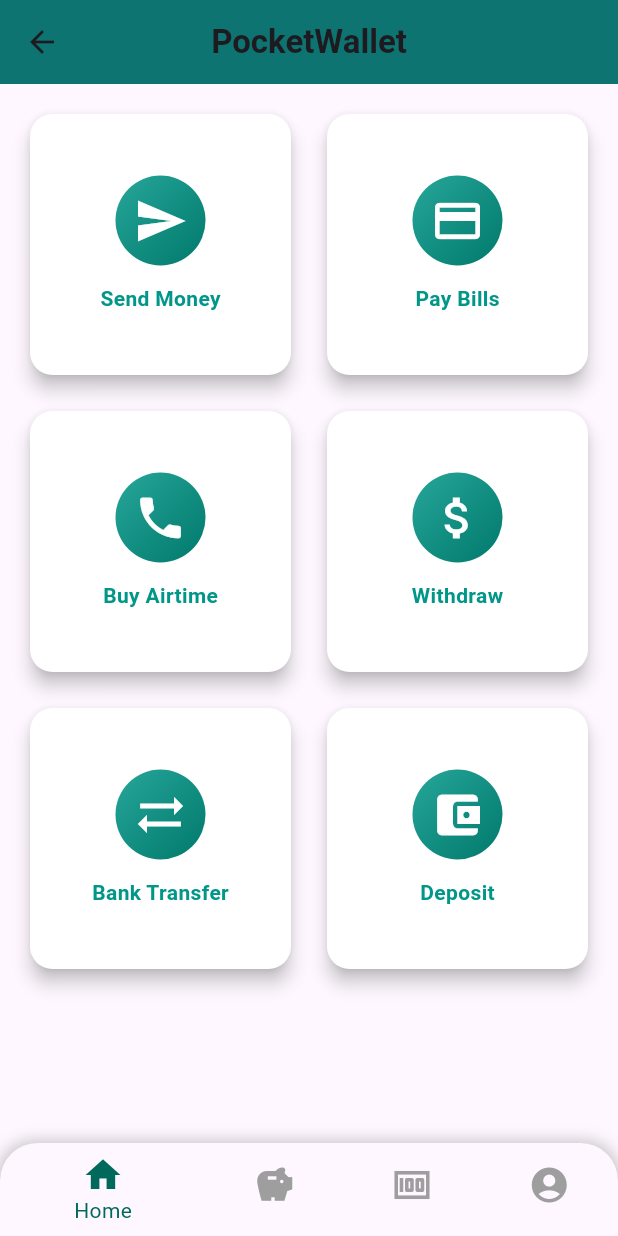
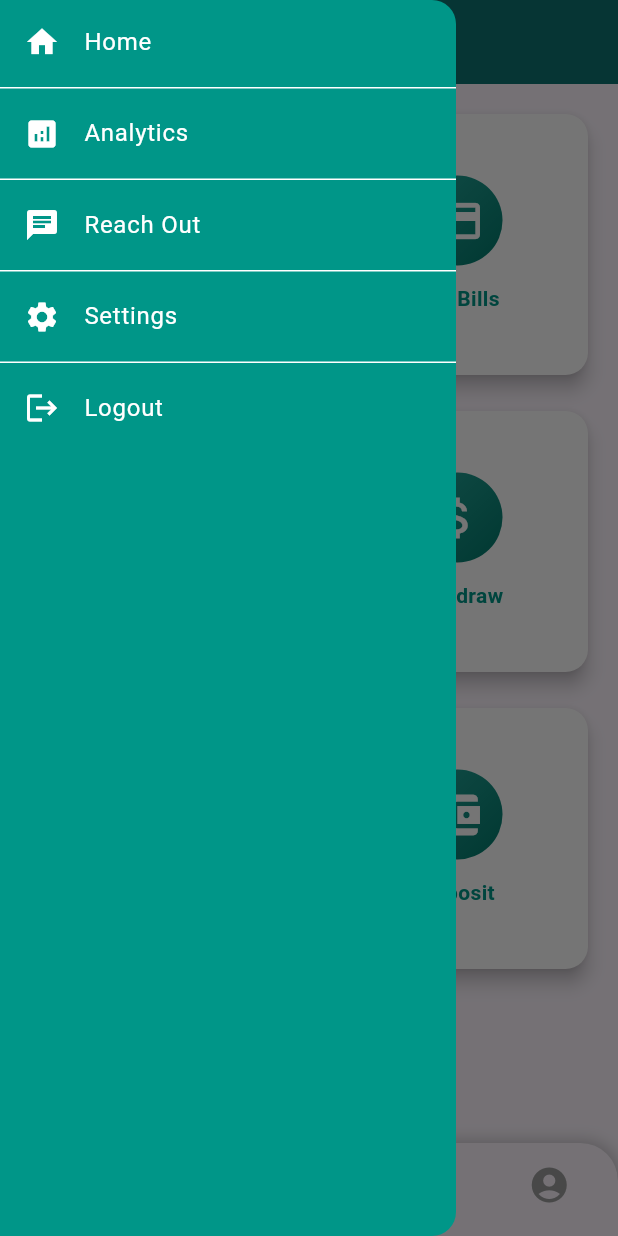
Before and after one commit to Lenkaa3792/PocketBank, a Flutter app: the DashboardPage screen opened by its route, with the side drawer open (before the commit the screen has no drawer), on a phone screen of 412 x 824 dp. Run offline on Flutter 3.47's test engine with Material 3 defaults, Android fonts, the phone set to English and light mode, and no system bars; our stand-ins replace cloud_firestore, firebase_auth, firebase_core, get_it; missing offline and left inert: dart_mpesa; accounts and stored records are empty.

Commit message:
adding drawer widget to the main dashboard

```diff
--- a/lib/pages/dashboard.dart
+++ b/lib/pages/dashboard.dart
@@ -32,12 +32,15 @@ class _DashboardPageState extends State<DashboardPage> {
     return SafeArea(
       child: Scaffold(
         appBar: AppBar(
-          title: const Text('PocketWallet', style: TextStyle(fontSize: 22, fontWeight: FontWeight.bold)),
+          title: const Text('PocketWallet',
+              style: TextStyle(fontSize: 22, fontWeight: FontWeight.bold)),
           centerTitle: true,
           backgroundColor: Colors.teal.shade700,
           elevation: 10,
         ),
-        body: AnimatedSwitcher( // Smooth transition between pages
+        drawer: drawerWidget(),
+        body: AnimatedSwitcher(
+          // Smooth transition between pages
           duration: const Duration(milliseconds: 300),
           child: _pages[_selectedIndex],
         ),
@@ -70,9 +73,11 @@ class _DashboardPageState extends State<DashboardPage> {
               iconSize: 28,
               items: const [
                 BottomNavigationBarItem(icon: Icon(Icons.home), label: 'Home'),
-                BottomNavigationBarItem(icon: Icon(Icons.savings), label: 'Savings'),
+                BottomNavigationBarItem(
+                    icon: Icon(Icons.savings), label: 'Savings'),
                 BottomNavigationBarItem(icon: Icon(Icons.money), label: 'Loan'),
-                BottomNavigationBarItem(icon: Icon(Icons.account_circle), label: 'Account'),
+                BottomNavigationBarItem(
+                    icon: Icon(Icons.account_circle), label: 'Account'),
               ],
               backgroundColor: Colors.white,
             ),
@@ -81,4 +86,88 @@ class _DashboardPageState extends State<DashboardPage> {
       ),
     );
   }
+
+  Widget drawerWidget() {
+    return Drawer(
+      backgroundColor: Colors.teal,
+      child: ListView(
+        padding: EdgeInsets.zero,
+        children: [
+          ListTile(
+            textColor: Colors.white,
+            hoverColor: Colors.white,
+            selectedColor: Colors.white,
+            iconColor: Colors.white,
+            leading: const Icon(Icons.home),
+            title: const Text('Home'),
+            onTap: () {
+              Navigator.of(context).pop(); // Close the drawer
+            },
+          ),
+          const Divider(
+            height: 5.0,
+            thickness: 1,
+            color: Colors.white,
+          ),
+          ListTile(
+            textColor: Colors.white,
+            hoverColor: Colors.white,
+            selectedColor: Colors.white,
+            iconColor: Colors.white,
+            leading: const Icon(Icons.analytics),
+            title: const Text('Analytics'),
+            onTap: () {
+              Navigator.of(context).pop(); // Close the drawer
+            },
+          ),
+          const Divider(
+            height: 5.0,
+            thickness: 1,
+            color: Colors.white,
+          ),
+          ListTile(
+            textColor: Colors.white,
+            hoverColor: Colors.white,
+            selectedColor: Colors.white,
+            iconColor: Colors.white,
+            leading: const Icon(Icons.chat),
+            title: const Text('Reach Out'),
+            onTap: () {
+              Navigator.of(context).pop(); // Close the drawer
+            },
+          ),
+          const Divider(
+            height: 5.0,
+            thickness: 1,
+            color: Colors.white,
+          ),
+          ListTile(
+            textColor: Colors.white,
+            hoverColor: Colors.white,
+            selectedColor: Colors.white,
+            iconColor: Colors.white,
+            leading: const Icon(Icons.settings),
+            title: const Text('Settings'),
+            onTap: () {
+              // Handle navigation to settings screen
+            },
+          ),
+          const Divider(
+            height: 5.0,
+            thickness: 1,
+            color: Colors.white,
+          ),
+          ListTile(
+            textColor: Colors.white,
+            hoverColor: Colors.white,
+            selectedColor: Colors.white,
+            iconColor: Colors.white,
+            leading: const Icon(Icons.logout),
+            title: const Text('Logout'),
+            onTap: () {},
+          ),
+        ],
+      ),
+    );
+  }
 }
```
Also changed, not shown: lib/pages/login.dart (+44 -18 lines).
